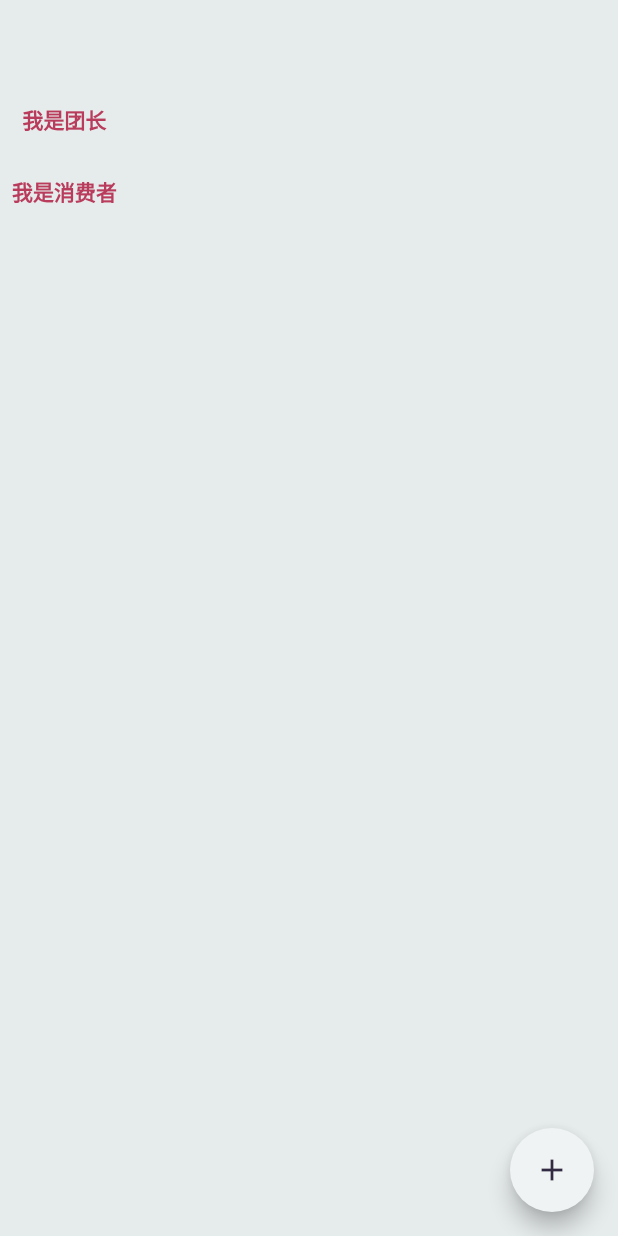
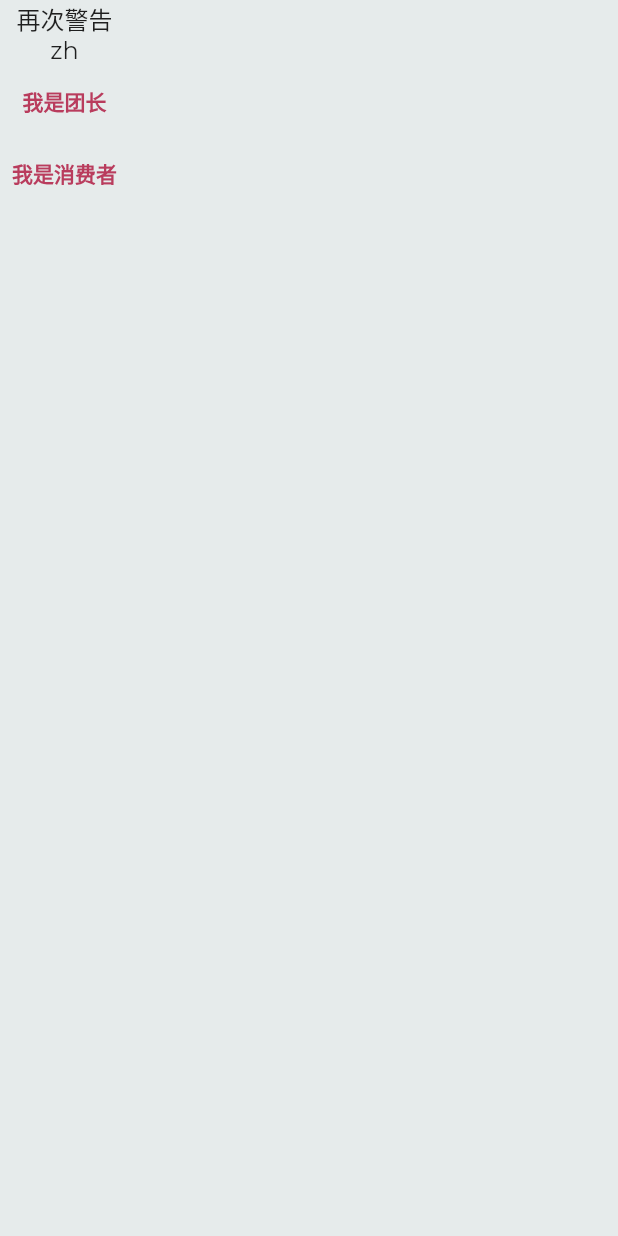
Before and after one commit to xuyanzhuqing/consumerteamui, a Flutter app: the screen it shows after launch, on a phone screen of 412 x 824 dp. Run offline on Flutter 3.47's test engine with Material 2 defaults, Android fonts, the phone set to English and light mode, and no system bars; our stand-ins replace google_fonts.

Commit message:
多语言控制

```diff
--- a/lib/app.dart
+++ b/lib/app.dart
@@ -2,12 +2,16 @@ import 'package:flutter/cupertino.dart';
 import 'package:flutter/foundation.dart';
 import 'package:flutter/material.dart';
 import 'package:provider/provider.dart';
+import 'package:flutter_localizations/flutter_localizations.dart';
+import 'generated/l10n.dart';
+
 import 'package:consumerteamui/consumer/views/home.dart';
 import 'package:consumerteamui/team/views/home.dart';
 import 'package:consumerteamui/store/globalInfo.dart';
 import 'package:consumerteamui/consumer/themes/light.dart';
 import 'package:consumerteamui/constants.dart';
 import 'package:consumerteamui/utils/route.dart';
+
 
 Map<String, Widget Function(BuildContext)> routes = {
   "ConsumerHome": (context) => ConsumerHome(),
@@ -32,21 +36,37 @@ class App extends StatelessWidget {
         ChangeNotifierProvider<GlobalInfo>(create: (_) => GlobalInfo(
           themeMode: ThemeMode.system,
           textScaleFactor: systemTextScaleFactorOption,
-          customTextDirection: CustomTextDirection.localeBased,
           timeDilation: 100.0,
           platform: defaultTargetPlatform,
           isTestMode: isTestMode,
+          locale: defaultLanguage
         ))
       ],
       child: Builder(builder: (context) {
         return MaterialApp(
+          onGenerateTitle: (context) => S.of(context).title,
           restorationScopeId: 'consumerTeam',
           title: APP_NAME,
           debugShowCheckedModeBanner: false,
           theme: ConsumerLightTheme.innerthemeData.copyWith(
-            // platform: context.read<GlobalInfo>().platform // both ok
-            platform: context.watch<GlobalInfo>().platform
+            platform: context.read<GlobalInfo>().platform
           ),
+          localizationsDelegates: [
+            S.delegate,
+            GlobalMaterialLocalizations.delegate,
+            GlobalWidgetsLocalizations.delegate,
+            GlobalCupertinoLocalizations.delegate,
+          ],
+          locale: context.read<GlobalInfo>().locale,
+          localeResolutionCallback: (Locale? locale, Iterable<Locale> supportedLocales) {
+            var result = supportedLocales
+                .where((element) => element.languageCode == locale?.languageCode);
+            if (result.isNotEmpty) {
+              return locale;
+            }
+            return defaultLanguage;
+          },
+          supportedLocales: S.delegate.supportedLocales,
           routes: routes,
           initialRoute: initialRoute,
           // onGenerateRoute: onGenerateRoute
@@ -61,21 +81,16 @@ class AppEntry extends StatelessWidget {
   Widget build(BuildContext context) {
     return Builder(builder: (context) {
       return Scaffold(
-        appBar: AppBar(
-          title: Text('')
-        ),
-        body: Column(
-          children: [
-            // Text('${context.watch<GlobalInfo>().testState.toString()}'),
-            openNamedRoute(context, routeName: 'TeamHome', text: '我是团长'),
-            openNamedRoute(context, routeName: 'ConsumerHome', text: '我是消费者'),
-          ],
-        ),
-        floatingActionButton: FloatingActionButton(
-          key: const Key('increment_floatingActionButton'),
-          onPressed: () => context.read<GlobalInfo>().toggleState(),
-          tooltip: 'Increment',
-          child: const Icon(Icons.add),
+          body: Builder(builder: (BuildContext context) {
+            return Column(
+              children: [
+                Text(S.of(context).sys_warning),
+                Text(context.watch<GlobalInfo>().locale.toString()),
+                openNamedRoute(context, routeName: 'TeamHome', text: '我是团长'),
+                openNamedRoute(context, routeName: 'ConsumerHome', text: '我是消费者'),
+              ],
+            );
+          },
         ),
       );
     },);
--- /dev/null
+++ b/lib/l10n/intl_en.arb
@@ -0,0 +1,4 @@
+{
+  "title": "xxxxx",
+  "sys_warning": "warning"
+}
--- /dev/null
+++ b/lib/l10n/intl_zh.arb
@@ -0,0 +1,4 @@
+{
+  "title": "xxxx",
+  "sys_warning": "再次警告"
+}
--- a/lib/store/globalInfo.dart
+++ b/lib/store/globalInfo.dart
@@ -1,39 +1,17 @@
 // 全局信息存储
+import 'package:consumerteamui/generated/l10n.dart';
 import 'package:flutter/foundation.dart';
 import 'package:flutter/material.dart';
 import 'package:consumerteamui/constants.dart';
 import 'package:flutter/services.dart' show SystemUiOverlayStyle;
 
-enum CustomTextDirection {
-  localeBased,
-  ltr,
-  rtl,
-}
-
-// See http://en.wikipedia.org/wiki/Right-to-left
-const List<String> rtlLanguages = <String>[
-  'ar', // Arabic
-  'fa', // Farsi
-  'he', // Hebrew
-  'ps', // Pashto
-  'ur', // Urdu
-];
-
-// Fake locale to represent the system Locale option.
-const systemLocaleOption = Locale('system');
-
-Locale? _deviceLocale;
-Locale get deviceLocale => _deviceLocale ?? systemLocaleOption;
-set deviceLocale(Locale locale) {
-  _deviceLocale ??= locale;
-}
+const defaultLanguage = Locale('zh');
 
 class GlobalInfo with ChangeNotifier, DiagnosticableTreeMixin {
    GlobalInfo({
     required this.themeMode,
     required double textScaleFactor,
-    required this.customTextDirection,
-    Locale? locale,
+    required Locale locale,
     required this.timeDilation,
     required this.platform,
     required this.isTestMode,
@@ -42,20 +20,10 @@ class GlobalInfo with ChangeNotifier, DiagnosticableTreeMixin {
 
   final ThemeMode themeMode;
   final double _textScaleFactor;
-  final CustomTextDirection customTextDirection;
-  final Locale? _locale;
+  Locale _locale;
   final double timeDilation;
   final TargetPlatform platform;
   final bool isTestMode;
-
-  bool _testState = false;
-
-  get testState => _testState;
-
-  void toggleState () {
-    _testState = !_testState;
-    notifyListeners();
-  }
 
   // 默认跟随系统字体
   double textScaleFactor(BuildContext context, {bool useSentinel = false}) {
@@ -68,23 +36,13 @@ class GlobalInfo with ChangeNotifier, DiagnosticableTreeMixin {
     }
   }
 
-  Locale get locale => _locale ?? deviceLocale;
+  Locale get locale => _locale;
 
-  /// Returns a text direction based on the [CustomTextDirection] setting.
-  /// If it is based on locale and the locale cannot be determined, returns
-  /// null.
-  TextDirection resolvedTextDirection() {
-    switch (customTextDirection) {
-      case CustomTextDirection.localeBased:
-        final language = locale.languageCode.toLowerCase();
-        return rtlLanguages.contains(language)
-            ? TextDirection.rtl
-            : TextDirection.ltr;
-      case CustomTextDirection.rtl:
-        return TextDirection.rtl;
-      default:
-        return TextDirection.ltr;
-    }
+  void setLocale (Locale newLocale) {
+     // 加载实例
+    _locale = newLocale;
+    S.load(newLocale);
+    notifyListeners();
   }
 
   /// Returns a [SystemUiOverlayStyle] based on the [ThemeMode] setting.
@@ -113,7 +71,6 @@ class GlobalInfo with ChangeNotifier, DiagnosticableTreeMixin {
   GlobalInfo copyWith({
     ThemeMode? themeMode,
     double? textScaleFactor,
-    CustomTextDirection? customTextDirection,
     Locale? locale,
     double? timeDilation,
     TargetPlatform? platform,
@@ -122,7 +79,6 @@ class GlobalInfo with ChangeNotifier, DiagnosticableTreeMixin {
     return GlobalInfo(
       themeMode: themeMode ?? this.themeMode,
       textScaleFactor: textScaleFactor ?? _textScaleFactor,
-      customTextDirection: customTextDirection ?? this.customTextDirection,
       locale: locale ?? this.locale,
       timeDilation: timeDilation ?? this.timeDilation,
       platform: platform ?? this.platform,
@@ -135,7 +91,6 @@ class GlobalInfo with ChangeNotifier, DiagnosticableTreeMixin {
       other is GlobalInfo &&
       themeMode == other.themeMode &&
       _textScaleFactor == other._textScaleFactor &&
-      customTextDirection == other.customTextDirection &&
       locale == other.locale &&
       timeDilation == other.timeDilation &&
       platform == other.platform &&
@@ -145,7 +100,6 @@ class GlobalInfo with ChangeNotifier, DiagnosticableTreeMixin {
   int get hashCode => hashValues(
     themeMode,
     _textScaleFactor,
-    customTextDirection,
     locale,
     timeDilation,
     platform,
@@ -158,4 +112,8 @@ class GlobalInfo with ChangeNotifier, DiagnosticableTreeMixin {
     super.debugFillProperties(properties);
     properties.add(StringProperty('isTestMode', isTestMode.toString()));
   }
+
+  static void update(BuildContext context, GlobalInfo newModel) {
+
+  }
 }
--- a/lib/utils/route.dart
+++ b/lib/utils/route.dart
@@ -1,16 +1,14 @@
 import 'package:flutter/material.dart';
 
 // 打开一个命名路由
-TextButton openNamedRoute (BuildContext context, { String routeName: '', String text: '' }) {
-  print('open a named route');
+TextButton openNamedRoute (BuildContext context, { String routeName: '', String text: '', Object? arguments }) {
   return TextButton(onPressed: () {
-    Navigator.of(context).pushNamed(routeName);
+    Navigator.of(context).pushNamed(routeName, arguments: arguments);
   }, child: Text(text));
 }
 
 // 打开一个匿名路由
 TextButton openVoidRoute (BuildContext context, { String routeName: '', String text: '', var builder }) {
-  print('open a void route');
   return TextButton(onPressed: () async {
     Navigator.push(
       context,
```
Also changed, not shown: lib/main.dart (+12 -0 lines), pubspec.yaml (+6 -5 lines), lib/generated/intl/messages_all.dart (added), lib/generated/intl/messages_en.dart (added), lib/generated/intl/messages_zh.dart (added), lib/generated/l10n.dart (added), pubspec.lock, 1 other file.
